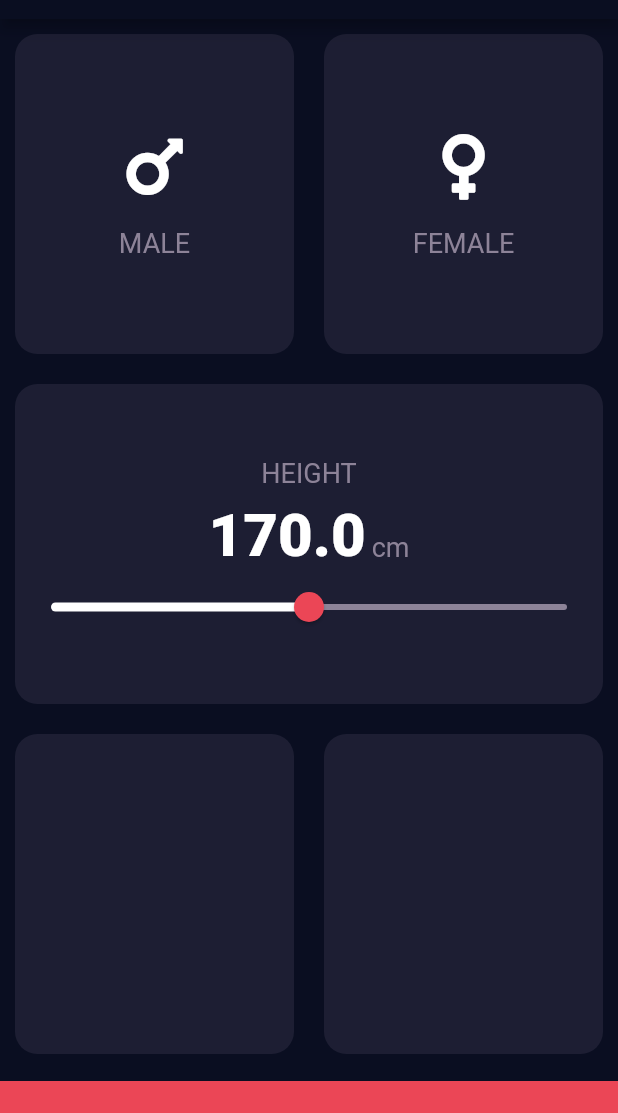
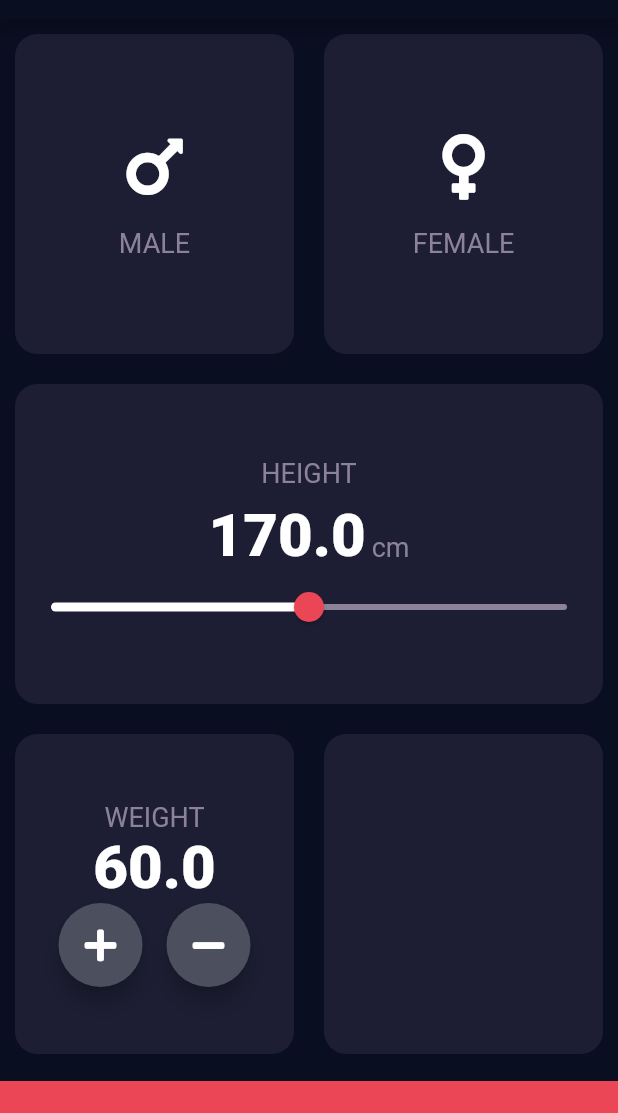
Before and after one commit to Shadat-tonmoy/100-Days-With-Flutter, a Flutter app: the screen it shows after launch, on a phone screen of 412 x 824 dp, the part 65-1178 px from its top. Run offline on Flutter 3.47's test engine with Material 2 defaults, Android fonts, the phone set to English and light mode, and no system bars; our stand-ins replace audioplayers, font_awesome_flutter, rflutter_alert.

Commit message:
completed the challange of creating weight card with plus minus functionalities

```diff
--- a/bmi_calculator_app/lib/constants/colorCodes.dart
+++ b/bmi_calculator_app/lib/constants/colorCodes.dart
@@ -3,3 +3,4 @@ const int CALCULATE_BUTTON_COLOR_TRANS = 0x29EB4656;
 const int ACTIVE_CARD_BACKGROUND_COLOR = 0xff111328;
 const int CARD_BACKGROUND_COLOR = 0xff1d1e33;
 const int CARD_TEXT_COLOR = 0xff8d8398;
+const int ROUND_BUTTON_BACKGROUND_COLOR = 0xff4c4f5e;
--- a/bmi_calculator_app/lib/constants/constants.dart
+++ b/bmi_calculator_app/lib/constants/constants.dart
@@ -1,3 +1,6 @@
 const double DEFAULT_HEIGHT = 170.0;
 const double MINIMUM_HEIGHT = 120.0;
 const double MAXIMUM_HEIGHT = 220.0;
+const double DEFAULT_WEIGHT = 60.0;
+const double MAX_WEIGHT = 200.0;
+const double MIN_WEIGHT = 5.0;
--- a/bmi_calculator_app/lib/constants/enums.dart
+++ b/bmi_calculator_app/lib/constants/enums.dart
@@ -2,3 +2,8 @@ enum GenderType{
   MALE,
   FEMALE
 }
+
+enum ButtonType{
+  PLUS,
+  MINUS
+}
--- a/bmi_calculator_app/lib/constants/strings.dart
+++ b/bmi_calculator_app/lib/constants/strings.dart
@@ -1,3 +1,4 @@
 const String MALE = "MALE";
 const String FEMALE = "FEMALE";
 const String HEIGHT = "HEIGHT";
+const String WEIGHT = "WEIGHT";
--- a/bmi_calculator_app/lib/view/customWidgets/homeScreenCards.dart
+++ b/bmi_calculator_app/lib/view/customWidgets/homeScreenCards.dart
@@ -1,9 +1,11 @@
 import 'package:bmi_calculator_app/constants/colorCodes.dart';
 import 'package:bmi_calculator_app/constants/constants.dart';
 import 'package:bmi_calculator_app/constants/dimentions.dart';
+import 'package:bmi_calculator_app/constants/enums.dart';
 import 'package:bmi_calculator_app/constants/strings.dart';
 import 'package:bmi_calculator_app/constants/styles.dart';
 import 'package:flutter/material.dart';
+import 'package:font_awesome_flutter/font_awesome_flutter.dart';
 
 class InputCard extends StatelessWidget {
   final Color color;
@@ -91,3 +93,24 @@ class HomeScreenSlider extends StatelessWidget {
   }
 
 }
+
+class RoundButton extends StatelessWidget {
+  final ButtonType buttonType;
+  final Function onPressed;
+
+  RoundButton({this.buttonType, this.onPressed});
+
+  @override
+  Widget build(BuildContext context) {
+    return RawMaterialButton(
+      fillColor: Color(ROUND_BUTTON_BACKGROUND_COLOR),
+      shape: CircleBorder(),
+      constraints: BoxConstraints.tightFor(width: 56.0, height: 56.0),
+      onPressed: onPressed,
+      elevation: 6.0,
+      child: Icon(
+          buttonType == ButtonType.PLUS ? FontAwesomeIcons.plus : FontAwesomeIcons.minus
+      ),
+    );
+  }
+}
--- a/bmi_calculator_app/lib/view/screens/homeScreen.dart
+++ b/bmi_calculator_app/lib/view/screens/homeScreen.dart
@@ -1,3 +1,5 @@
+import 'dart:math';
+
 import 'package:bmi_calculator_app/constants/colorCodes.dart';
 import 'package:bmi_calculator_app/constants/constants.dart';
 import 'package:bmi_calculator_app/constants/dimentions.dart';
@@ -18,7 +20,7 @@ class _HomeScreenState extends State<HomeScreen> {
   Color maleCardColor = Color(CARD_BACKGROUND_COLOR);
   Color femaleCardColor = Color(CARD_BACKGROUND_COLOR);
   GenderType selectedGender;
-  double height = DEFAULT_HEIGHT;
+  double height = DEFAULT_HEIGHT, weight = DEFAULT_WEIGHT;
 
   void updateSelectedGenderColor(GenderType genderType) {
     setState(() {
@@ -45,12 +47,24 @@ class _HomeScreenState extends State<HomeScreen> {
     selectedGender = GenderType.MALE;
   }
 
-  void updateHeight(double height)
-  {
+  void updateHeight(double height) {
     setState(() {
       this.height = height.roundToDouble();
     });
+  }
 
+  void updateWeight(ButtonType buttonType) {
+    setState(() {
+      switch (buttonType) {
+        case ButtonType.PLUS:
+          weight = min(++weight, MAX_WEIGHT);
+//          print("Updated weight $weight");
+          break;
+        case ButtonType.MINUS:
+          weight = max(--weight, MIN_WEIGHT);
+          break;
+      }
+    });
   }
 
   @override
@@ -96,10 +110,11 @@ class _HomeScreenState extends State<HomeScreen> {
                   Expanded(
                     child: InputCard(
                       color: Color(CARD_BACKGROUND_COLOR),
-                      cardChild: HomeScreenSlider(height: height,onChangedValue : (double value){
-                        updateHeight(value);
-
-                      }),
+                      cardChild: HomeScreenSlider(
+                          height: height,
+                          onChangedValue: (double value) {
+                            updateHeight(value);
+                          }),
                     ),
                   ),
                 ],
@@ -111,6 +126,39 @@ class _HomeScreenState extends State<HomeScreen> {
                   Expanded(
                     child: InputCard(
                       color: Color(CARD_BACKGROUND_COLOR),
+                      cardChild: Column(
+                        mainAxisAlignment: MainAxisAlignment.center,
+                        children: <Widget>[
+                          Text(
+                            WEIGHT,
+                            style: iconLabelStyle,
+                          ),
+                          Text(
+                            weight.toString(),
+                            style: homeNumberStyle,
+                          ),
+                          Row(
+                            mainAxisAlignment: MainAxisAlignment.center,
+                            children: <Widget>[
+                              RoundButton(
+                                buttonType: ButtonType.PLUS,
+                                onPressed: (){
+                                  updateWeight(ButtonType.PLUS);
+                                },
+                              ),
+                              SizedBox(
+                                width: DEFAULT_SPACE,
+                              ),
+                              RoundButton(
+                                buttonType: ButtonType.MINUS,
+                                onPressed: (){
+                                  updateWeight(ButtonType.MINUS);
+                                },
+                              )
+                            ],
+                          )
+                        ],
+                      ),
                     ),
                   ),
                   Expanded(
```
